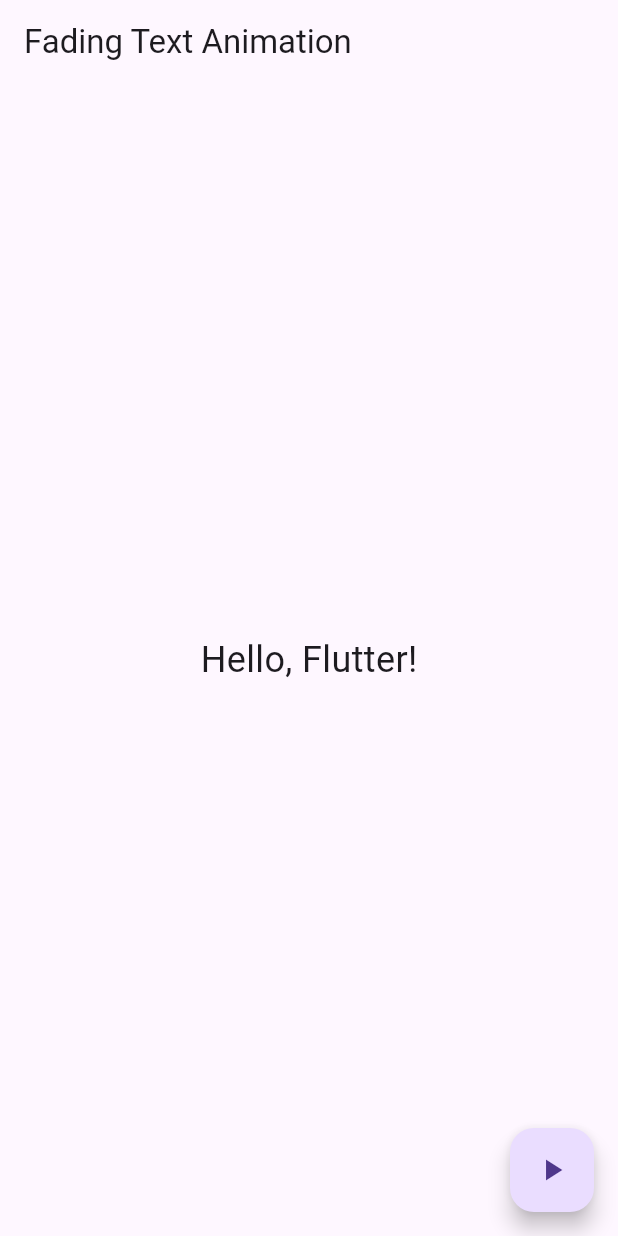
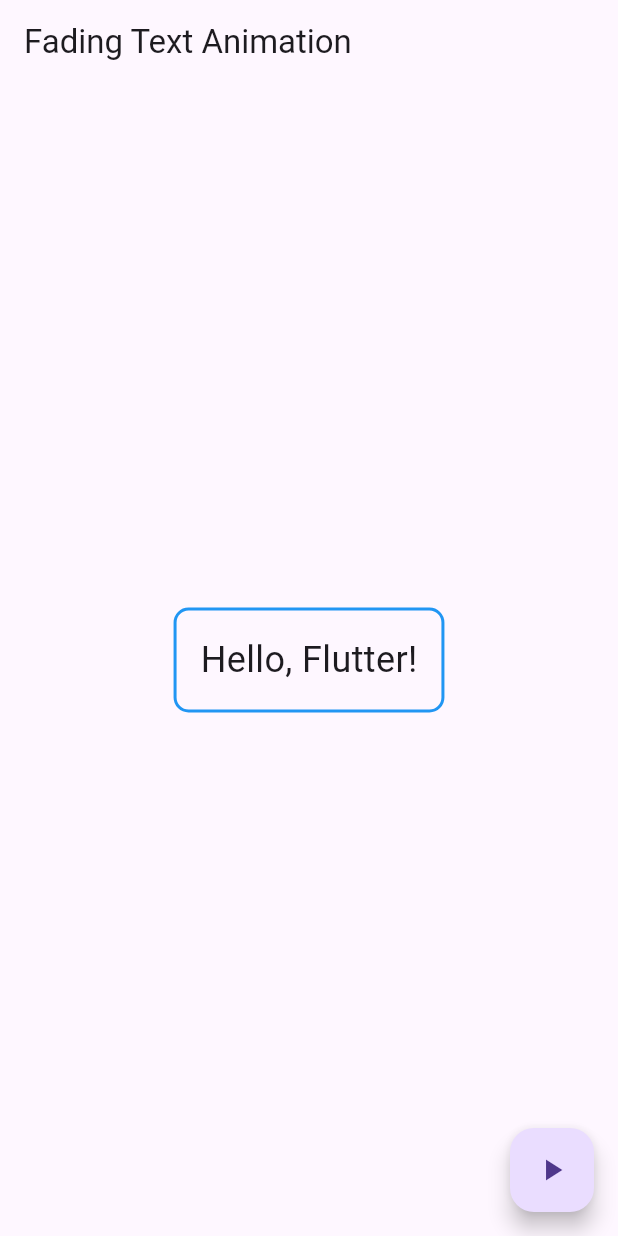
Before and after one commit to HemangShimpi/fading_text, a Flutter app: the screen it shows after launch, on a phone screen of 412 x 824 dp. Run offline on Flutter 3.47's test engine with Material 3 defaults, Android fonts, the phone set to English and light mode, and no system bars.

Commit message:
Added box around text

```diff
--- a/lib/main.dart
+++ b/lib/main.dart
@@ -30,16 +30,22 @@ class _FadingTextAnimationState extends State<FadingTextAnimation> {
   @override
   Widget build(BuildContext context) {
     return Scaffold(
-      appBar: AppBar(
-        title: const Text('Fading Text Animation'),
-      ),
+      appBar: AppBar(title: const Text('Fading Text Animation')),
       body: Center(
         child: AnimatedOpacity(
           opacity: _isVisible ? 1.0 : 0.0,
           duration: const Duration(seconds: 1),
-          child: const Text(
-            'Hello, Flutter!',
-            style: TextStyle(fontSize: 24),
+          curve: Curves.easeInOut,
+          child: Container(
+            padding: const EdgeInsets.all(16),
+            decoration: BoxDecoration(
+              border: Border.all(color: Colors.blue, width: 2),
+              borderRadius: BorderRadius.circular(10),
+            ),
+            child: const Text(
+              'Hello, Flutter!',
+              style: TextStyle(fontSize: 24),
+            ),
           ),
         ),
       ),
```
